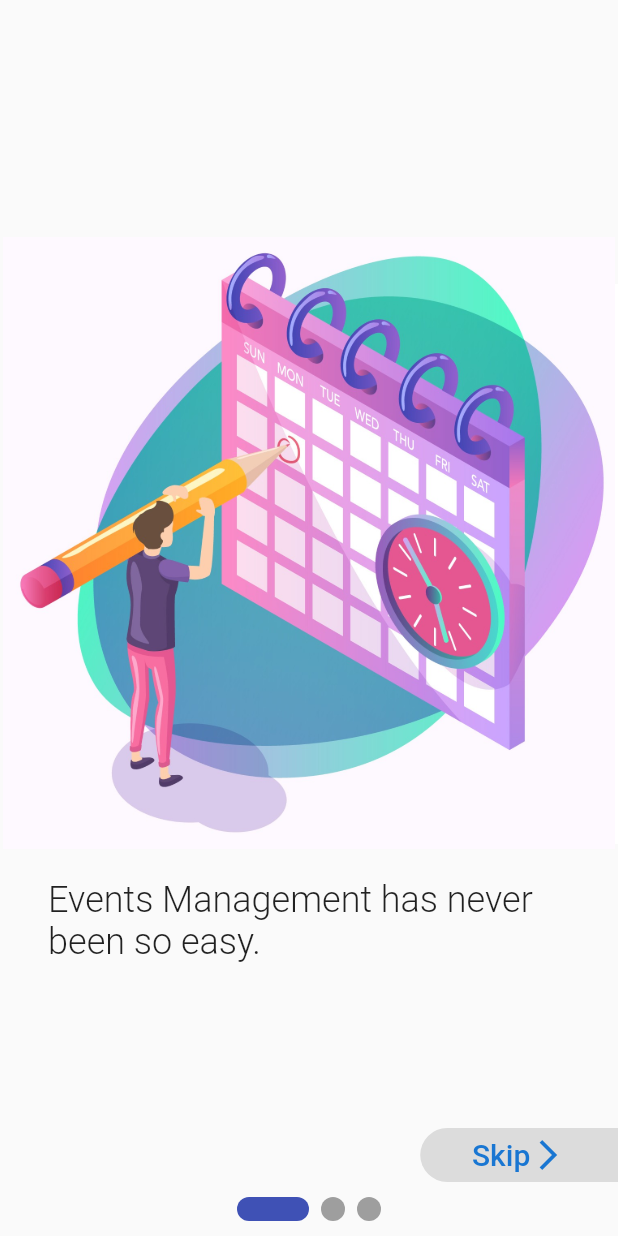
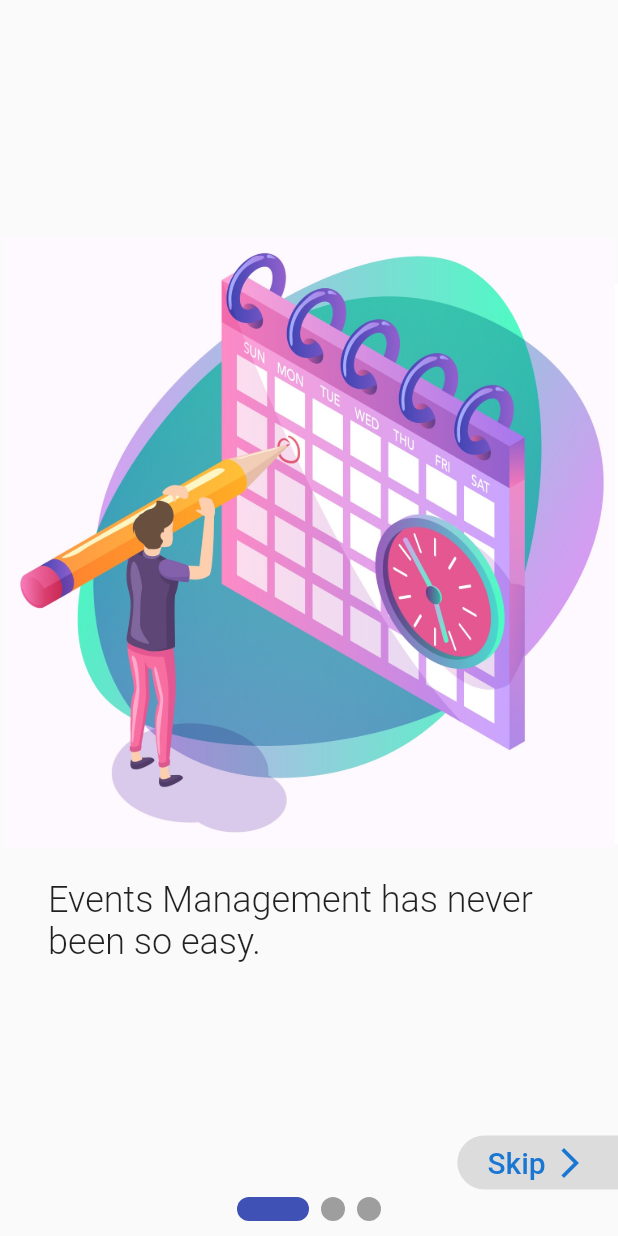
Before and after one commit to Cryptonex7/KIIT-Flutter-Community, a Flutter app: the screen it shows after launch, on a phone screen of 412 x 824 dp. Run offline on Flutter 3.47's test engine with Material 2 defaults, Android fonts, the phone set to English and light mode, and no system bars; drawn by our look-alikes of smooth_page_indicator; our stand-ins replace shared_preferences.

Commit message:
Skip Button adjustment.

```diff
--- a/UIC#1_Onboarding/flutter_onboarding/lib/page/on_boarding.dart
+++ b/UIC#1_Onboarding/flutter_onboarding/lib/page/on_boarding.dart
@@ -59,19 +59,20 @@ class _MyOnBoardingPagesState extends State<MyOnBoardingPages> {
           ),
           Container(
               alignment: Alignment.bottomRight,
-              padding: EdgeInsets.fromLTRB(0, 0, 0, 30),
+              padding: EdgeInsets.fromLTRB(0, 0, 0, 25),
               child: Container(
-                width: MediaQuery.of(context).size.width * 0.32,
+                width: MediaQuery.of(context).size.width * 0.26,
                 child: ButtonTheme(
                   shape: RoundedRectangleBorder(
-                      borderRadius: BorderRadius.only(
-                    topLeft: Radius.circular(20),
-                    bottomLeft: Radius.circular(20),
-                  )),
+                    borderRadius: BorderRadius.only(
+                      topLeft: Radius.circular(20),
+                      bottomLeft: Radius.circular(20),
+                    ),
+                  ),
                   child: FlatButton(
                     color: Colors.black12,
                     child: Row(
-                      mainAxisAlignment: MainAxisAlignment.center,
+                      mainAxisAlignment: MainAxisAlignment.spaceEvenly,
                       children: <Widget>[
                         Text(
                           skipButtonText,
```
